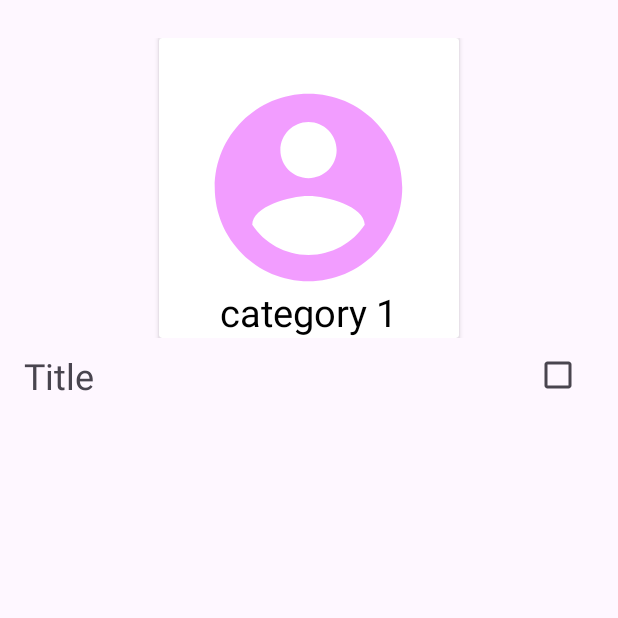
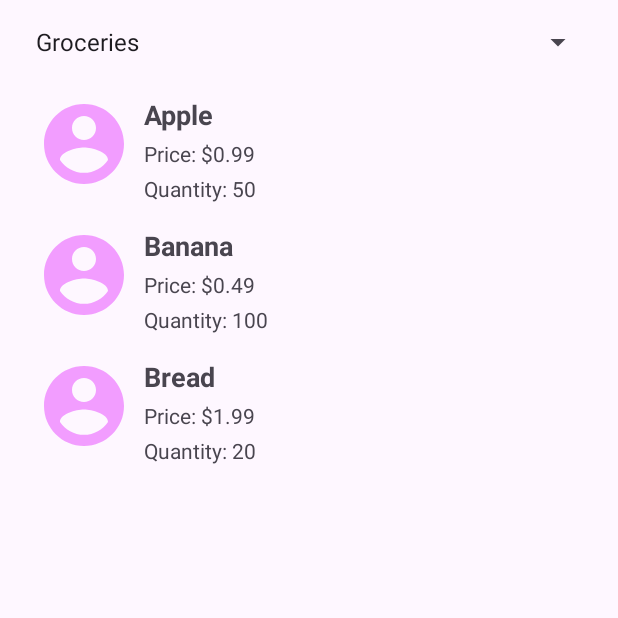
Before and after one commit to ashleyhi0-0/javapos, an Android app: the screen it shows after launch (MainActivity), on a phone screen of 412 x 824 dp, the top half of it. Run offline under Robolectric (Android 15) with nearby library versions, the phone set to English and light mode, and no system bars.

Commit message:
spinner + recyclerview

```diff
--- a/app/src/main/java/com/example/java_pos/Models/Category.java
+++ /dev/null
@@ -1,25 +0,0 @@
-package com.example.java_pos.Models;
-
-public class Category {
-
-    String name;
-    int id, image;
-
-    public Category(String name, int id, int image) {
-        this.name = name;
-        this.id = id;
-        this.image = image;
-    }
-
-    public String getName() {
-        return name;
-    }
-
-    public int getId() {
-        return id;
-    }
-
-    public int getImage() {
-        return image;
-    }
-}
--- a/app/src/main/java/com/example/java_pos/Models/Product.java
+++ b/app/src/main/java/com/example/java_pos/Models/Product.java
@@ -1,47 +1,31 @@
 package com.example.java_pos.Models;
 
 public class Product {
+    private int imageId;
+    private String name;
+    private double price;
+    private int quantity;
 
-    int categoryId, productId, quantity, productImg;
-    double price;
-
-    String productName, productDesc;
-
-    public Product(int categoryId, int productId, int quantity, int productImg, double price, String productName, String productDesc) {
-        this.categoryId = categoryId;
-        this.productId = productId;
+    public Product(int imageId, String name, double price, int quantity) {
+        this.imageId = imageId;
+        this.name = name;
+        this.price = price;
         this.quantity = quantity;
-        this.productImg = productImg;
-        this.price = price;
-        this.productName = productName;
-        this.productDesc = productDesc;
     }
 
-    public int getCategoryId() {
-        return categoryId;
+    public int getImageId() {
+        return imageId;
     }
 
-    public int getProductId() {
-        return productId;
-    }
-
-    public int getQuantity() {
-        return quantity;
-    }
-
-    public int getProductImg() {
-        return productImg;
+    public String getName() {
+        return name;
     }
 
     public double getPrice() {
         return price;
     }
 
-    public String getProductName() {
-        return productName;
-    }
-
-    public String getProductDesc() {
-        return productDesc;
+    public int getQuantity() {
+        return quantity;
     }
 }
--- a/app/src/main/java/com/example/java_pos/Repo/Adapter/CategoryAdapter.java
+++ /dev/null
@@ -1,78 +0,0 @@
-package com.example.java_pos.Repo.Adapter;
-
-import android.content.Context;
-import android.content.Intent;
-import android.util.Log;
-import android.view.LayoutInflater;
-import android.view.View;
-import android.view.ViewGroup;
-import android.widget.ImageView;
-import android.widget.TextView;
-
-import androidx.annotation.NonNull;
-import androidx.cardview.widget.CardView;
-import androidx.recyclerview.widget.RecyclerView;
-
-import com.example.java_pos.Models.Category;
-import com.example.java_pos.R;
-import com.example.java_pos.Views.ProductActivity;
-
-import java.util.List;
-
-public class CategoryAdapter extends RecyclerView.Adapter<CategoryAdapter.ViewHolder> {
-
-    List<Category> categories;
-
-    Context context;
-
-    public CategoryAdapter(List<Category> categories, Context context) {
-        this.categories = categories;
-        this.context = context;
-    }
-
-    @NonNull
-    @Override
-    public CategoryAdapter.ViewHolder onCreateViewHolder(@NonNull ViewGroup parent, int viewType) {
-        View view = LayoutInflater.from(parent.getContext()).inflate(R.layout.category_cardview, parent, false);
-        return new ViewHolder(view);
-    }
-
-    @Override
-    public void onBindViewHolder(@NonNull CategoryAdapter.ViewHolder holder, int position) {
-
-        holder.textView.setText(categories.get(position).getName());
-        holder.imageView.setImageResource(categories.get(position).getImage());
-
-        int categoryId = categories.get(position).getId();
-
-        holder.cardView.setOnClickListener(v -> {
-
-            Log.d("", "categoryId: "+categoryId);
-
-            Intent intent = new Intent(context, ProductActivity.class);
-            intent.putExtra("categoryId", categoryId);
-            context.startActivity(intent);
-
-        });
-
-    }
-
-    @Override
-    public int getItemCount() {
-        return categories.size();
-    }
-
-    public static class ViewHolder extends RecyclerView.ViewHolder {
-
-        CardView cardView;
-        TextView textView;
-        ImageView imageView;
-        public ViewHolder(@NonNull View item) {
-            super(item);
-
-            cardView = item.findViewById(R.id.category_card);
-            textView = item.findViewById(R.id.category_title);
-            imageView = item.findViewById(R.id.category_image);
-        }
-    }
-}
--- a/app/src/main/java/com/example/java_pos/Repo/Adapter/ProductAdapter.java
+++ b/app/src/main/java/com/example/java_pos/Repo/Adapter/ProductAdapter.java
@@ -1,76 +1,66 @@
 package com.example.java_pos.Repo.Adapter;
 
-import android.content.Context;
-import android.util.Log;
+
 import android.view.LayoutInflater;
+import com.example.java_pos.Models.Product;
+import com.example.java_pos.R;
+
 import android.view.View;
 import android.view.ViewGroup;
 import android.widget.ImageView;
 import android.widget.TextView;
 
 import androidx.annotation.NonNull;
-import androidx.cardview.widget.CardView;
 import androidx.recyclerview.widget.RecyclerView;
-
-import com.example.java_pos.Models.Product;
-import com.example.java_pos.R;
 
 import java.util.List;
 
-public class ProductAdapter extends RecyclerView.Adapter<ProductAdapter.ViewHolder> {
+public class ProductAdapter extends RecyclerView.Adapter<ProductAdapter.ProductViewHolder> {
 
-    List<Product> products;
-    Context context;
+    private List<Product> productList;
 
-    public ProductAdapter(List<Product> products, Context context) {
-        this.products = products;
-        this.context = context;
+    public ProductAdapter(List<Product> productList) {
+        this.productList = productList;
     }
 
     @NonNull
     @Override
-    public ProductAdapter.ViewHolder onCreateViewHolder(@NonNull ViewGroup parent, int viewType) {
-        View view = LayoutInflater.from(parent.getContext()).inflate(R.layout.product_model, parent, false);
-        return new ViewHolder(view);
+    public ProductViewHolder onCreateViewHolder(@NonNull ViewGroup parent, int viewType) {
+        View view = LayoutInflater.from(parent.getContext()).inflate(R.layout.item_product, parent, false);
+        return new ProductViewHolder(view);
     }
 
     @Override
-    public void onBindViewHolder(@NonNull ProductAdapter.ViewHolder holder, int position) {
-
-        holder.productName.setText(products.get(position).getProductName());
-        holder.productDesc.setText(products.get(position).getProductDesc());
-        holder.productPrice.setText(String.valueOf(products.get(position).getPrice()));
-        holder.productQuantity.setText(String.valueOf(products.get(position).getQuantity()));
-
-        int productId = products.get(position).getProductId();
-
-        holder.productCard.setOnClickListener(v -> {
-
-            Log.d("", "productId: "+productId);
-
-        });
-
+    public void onBindViewHolder(@NonNull ProductViewHolder holder, int position) {
+        Product product = productList.get(position);
+        holder.productImage.setImageResource(product.getImageId());
+        holder.productName.setText(product.getName());
+        holder.productPrice.setText("Price: $" + product.getPrice());
+        holder.productQuantity.setText("Quantity: " + product.getQuantity());
     }
 
     @Override
     public int getItemCount() {
-        return products.size();
+        return productList.size();
     }
 
-    public static class ViewHolder extends RecyclerView.ViewHolder {
+    public void updateProductList(List<Product> newProductList) {
+        productList = newProductList;
+        notifyDataSetChanged();
+    }
 
-        TextView productName, productDesc, productPrice, productQuantity;
+    class ProductViewHolder extends RecyclerView.ViewHolder {
         ImageView productImage;
-        CardView productCard;
-        public ViewHolder(@NonNull View item) {
-            super(item);
+        TextView productName;
+        TextView productPrice;
+        TextView productQuantity;
 
-            productCard = item.findViewById(R.id.product_card);
-            productImage = item.findViewById(R.id.product_image);
-            productName = item.findViewById(R.id.product_name);
-            productDesc = item.findViewById(R.id.product_desc);
-            productPrice = item.findViewById(R.id.product_prc);
-            productQuantity = item.findViewById(R.id.product_qnt);
+        public ProductViewHolder(@NonNull View itemView) {
+            super(itemView);
+            productImage = itemView.findViewById(R.id.product_image);
+            productName = itemView.findViewById(R.id.product_name);
+            productPrice = itemView.findViewById(R.id.product_price);
+            productQuantity = itemView.findViewById(R.id.product_quantity);
         }
     }
 }
--- a/app/src/main/java/com/example/java_pos/Repo/CategoryRepo.java
+++ /dev/null
@@ -1,30 +0,0 @@
-package com.example.java_pos.Repo;
-
-import com.example.java_pos.Models.Category;
-import com.example.java_pos.R;
-
-import java.util.ArrayList;
-import java.util.Collections;
-import java.util.List;
-
-public class CategoryRepo implements ICategoryRepo{
-
-    List<Category> categories;
-
-    public CategoryRepo() {
-
-        categories = new ArrayList<>();
-
-        categories.add(new Category("category 1", 1, R.drawable.baseline_account_circle_24));
-        categories.add(new Category("category 2", 2, R.drawable.baseline_account_circle_24));
-        categories.add(new Category("category 3", 3, R.drawable.baseline_account_circle_24));
-        categories.add(new Category("category 4", 4, R.drawable.baseline_account_circle_24));
-
-
-    }
-
-    @Override
-    public List<Category> getAllCategories() {
-        return Collections.unmodifiableList(categories);
-    }
-}
--- a/app/src/main/java/com/example/java_pos/Repo/ICategoryRepo.java
+++ /dev/null
@@ -1,10 +0,0 @@
-package com.example.java_pos.Repo;
-
-import com.example.java_pos.Models.Category;
-
-import java.util.List;
-
-public interface ICategoryRepo {
-
-    List<Category> getAllCategories();
-}
--- a/app/src/main/java/com/example/java_pos/Views/MainActivity.java
+++ b/app/src/main/java/com/example/java_pos/Views/MainActivity.java
@@ -1,56 +1,89 @@
 package com.example.java_pos.Views;
 
 import android.os.Bundle;
+import android.view.View;
+import android.widget.AdapterView;
+import android.widget.ArrayAdapter;
+import android.widget.Spinner;
 
-import androidx.annotation.Nullable;
 import androidx.appcompat.app.AppCompatActivity;
 import androidx.recyclerview.widget.LinearLayoutManager;
 import androidx.recyclerview.widget.RecyclerView;
 
-import com.example.java_pos.Models.Category;
+import com.example.java_pos.Models.Product;
 import com.example.java_pos.R;
-import com.example.java_pos.Repo.Adapter.CategoryAdapter;
-import com.example.java_pos.Repo.CategoryRepo;
+import com.example.java_pos.Repo.Adapter.ProductAdapter;
 
+import java.util.ArrayList;
+import java.util.HashMap;
 import java.util.List;
+import java.util.Map;
 
 public class MainActivity extends AppCompatActivity {
 
-    CategoryRepo categoryRepo;
-    CategoryAdapter categoryAdapter;
-    RecyclerView recyclerView;
-
-    List<Category> categories;
+    private Spinner spinnerCategories;
+    private RecyclerView recyclerViewProducts;
+    private ProductAdapter productAdapter;
+    private Map<String, List<Product>> categoryProductMap;
 
     @Override
-    protected void onCreate(@Nullable Bundle savedInstanceState) {
+    protected void onCreate(Bundle savedInstanceState) {
         super.onCreate(savedInstanceState);
+        setContentView(R.layout.activity_main);
 
-        setContentView(R.layout.category_activity);
+        spinnerCategories = findViewById(R.id.spinner_categories);
+        recyclerViewProducts = findViewById(R.id.recyclerview_products);
 
-        categoryRepo = new CategoryRepo();
+        // Sample data
+        categoryProductMap = new HashMap<>();
+        categoryProductMap.put("Electronics", generateElectronicsProductList());
+        categoryProductMap.put("Groceries", generateGroceriesProductList());
+        categoryProductMap.put("Clothing", generateClothingProductList());
 
-        categoryList();
+        ArrayAdapter<String> spinnerAdapter = new ArrayAdapter<>(this, android.R.layout.simple_spinner_item, new ArrayList<>(categoryProductMap.keySet()));
+        spinnerAdapter.setDropDownViewResource(android.R.layout.simple_spinner_dropdown_item);
+        spinnerCategories.setAdapter(spinnerAdapter);
 
+        productAdapter = new ProductAdapter(new ArrayList<>());
+        recyclerViewProducts.setLayoutManager(new LinearLayoutManager(this));
+        recyclerViewProducts.setAdapter(productAdapter);
 
+        spinnerCategories.setOnItemSelectedListener(new AdapterView.OnItemSelectedListener() {
+            @Override
+            public void onItemSelected(AdapterView<?> parent, View view, int position, long id) {
+                String selectedCategory = parent.getItemAtPosition(position).toString();
+                List<Product> productList = categoryProductMap.get(selectedCategory);
+                productAdapter.updateProductList(productList);
+            }
+
+            @Override
+            public void onNothingSelected(AdapterView<?> parent) {
+                productAdapter.updateProductList(new ArrayList<>());
+            }
+        });
     }
 
-    private void categoryList() {
-
-        recyclerView = findViewById(R.id.category_recview);
-        recyclerView.setHasFixedSize(true);
-        recyclerView.setLayoutManager(new LinearLayoutManager(this, LinearLayoutManager.HORIZONTAL, false));
-
-        fetchAndDisplayCategory();
+    private List<Product> generateElectronicsProductList() {
+        List<Product> productList = new ArrayList<>();
+        productList.add(new Product(R.drawable.baseline_account_circle_24, "Apple Watch", 399.99, 10));
+        productList.add(new Product(R.drawable.baseline_account_circle_24, "Laptop", 999.99, 5));
+        productList.add(new Product(R.drawable.baseline_account_circle_24, "Smartphone", 699.99, 8));
+        return productList;
     }
 
-    private void fetchAndDisplayCategory() {
+    private List<Product> generateGroceriesProductList() {
+        List<Product> productList = new ArrayList<>();
+        productList.add(new Product(R.drawable.baseline_account_circle_24, "Apple", 0.99, 50));
+        productList.add(new Product(R.drawable.baseline_account_circle_24, "Banana", 0.49, 100));
+        productList.add(new Product(R.drawable.baseline_account_circle_24, "Bread", 1.99, 20));
+        return productList;
+    }
 
-        categories = categoryRepo.getAllCategories();
-
-        categoryAdapter = new CategoryAdapter(categories, this);
-
-        recyclerView.setAdapter(categoryAdapter);
-
+    private List<Product> generateClothingProductList() {
+        List<Product> productList = new ArrayList<>();
+        productList.add(new Product(R.drawable.baseline_account_circle_24, "Shirt", 29.99, 15));
+        productList.add(new Product(R.drawable.baseline_account_circle_24, "Jeans", 49.99, 10));
+        productList.add(new Product(R.drawable.baseline_account_circle_24, "Jacket", 99.99, 5));
+        return productList;
     }
 }
--- a/app/src/main/res/layout/activity_main.xml
+++ b/app/src/main/res/layout/activity_main.xml
@@ -1,39 +1,17 @@
-<?xml version="1.0" encoding="utf-8"?>
-<androidx.constraintlayout.widget.ConstraintLayout xmlns:android="http://schemas.android.com/apk/res/android"
-    xmlns:app="http://schemas.android.com/apk/res-auto"
-    xmlns:tools="http://schemas.android.com/tools"
+<LinearLayout xmlns:android="http://schemas.android.com/apk/res/android"
     android:layout_width="match_parent"
     android:layout_height="match_parent"
-    android:layout_marginTop="10dp"
-    android:layout_marginBottom="10dp"
-    android:layout_marginRight="10dp"
-    android:layout_marginLeft="10dp">
+    android:orientation="vertical"
+    android:padding="16dp">
 
+    <Spinner
+        android:id="@+id/spinner_categories"
+        android:layout_width="match_parent"
+        android:layout_height="wrap_content" />
 
     <androidx.recyclerview.widget.RecyclerView
-        android:id="@+id/rvTodos"
+        android:id="@+id/recyclerview_products"
         android:layout_width="match_parent"
-        android:layout_height="0dp"
-        app:layout_constraintBottom_toTopOf="@+id/etTodo"
-        app:layout_constraintEnd_toEndOf="parent"
-        app:layout_constraintStart_toStartOf="parent"
-        app:layout_constraintTop_toTopOf="parent" />
-
-    <EditText
-        android:id="@+id/etTodo"
-        android:layout_width="0dp"
-        android:layout_height="wrap_content"
-        android:hint="New Todo"
-        app:layout_constraintBottom_toBottomOf="parent"
-        app:layout_constraintEnd_toStartOf="@+id/btnAddTodo"
-        app:layout_constraintStart_toStartOf="parent" />
-
-    <Button
-        android:id="@+id/btnAddTodo"
-        android:layout_width="wrap_content"
-        android:layout_height="wrap_content"
-        android:text="Add"
-        app:layout_constraintBottom_toBottomOf="parent"
-        app:layout_constraintEnd_toEndOf="parent" />
-
-</androidx.constraintlayout.widget.ConstraintLayout>
+        android:layout_height="match_parent"
+        android:layout_marginTop="16dp" />
+</LinearLayout>
--- /dev/null
+++ b/app/src/main/res/layout/item_product.xml
@@ -0,0 +1,38 @@
+<LinearLayout xmlns:android="http://schemas.android.com/apk/res/android"
+    android:layout_width="match_parent"
+    android:layout_height="wrap_content"
+    android:orientation="horizontal"
+    android:padding="8dp">
+
+    <ImageView
+        android:id="@+id/product_image"
+        android:layout_width="64dp"
+        android:layout_height="64dp"
+        android:layout_marginEnd="8dp" />
+
+    <LinearLayout
+        android:layout_width="0dp"
+        android:layout_height="wrap_content"
+        android:layout_weight="1"
+        android:orientation="vertical">
+
+        <TextView
+            android:id="@+id/product_name"
+            android:layout_width="wrap_content"
+            android:layout_height="wrap_content"
+            android:textStyle="bold"
+            android:textSize="18sp" />
+
+        <TextView
+            android:id="@+id/product_price"
+            android:layout_width="wrap_content"
+            android:layout_height="wrap_content"
+            android:layout_marginTop="4dp" />
+
+        <TextView
+            android:id="@+id/product_quantity"
+            android:layout_width="wrap_content"
+            android:layout_height="wrap_content"
+            android:layout_marginTop="4dp" />
+    </LinearLayout>
+</LinearLayout>
```
Also changed, not shown: app/src/main/java/com/example/java_pos/Repo/IProductRepo.java (deleted, +0 -13 lines), app/src/main/java/com/example/java_pos/Repo/ProductRepo.java (deleted, +0 -43 lines), app/src/main/java/com/example/java_pos/Views/ProductActivity.java (deleted, +0 -58 lines).
